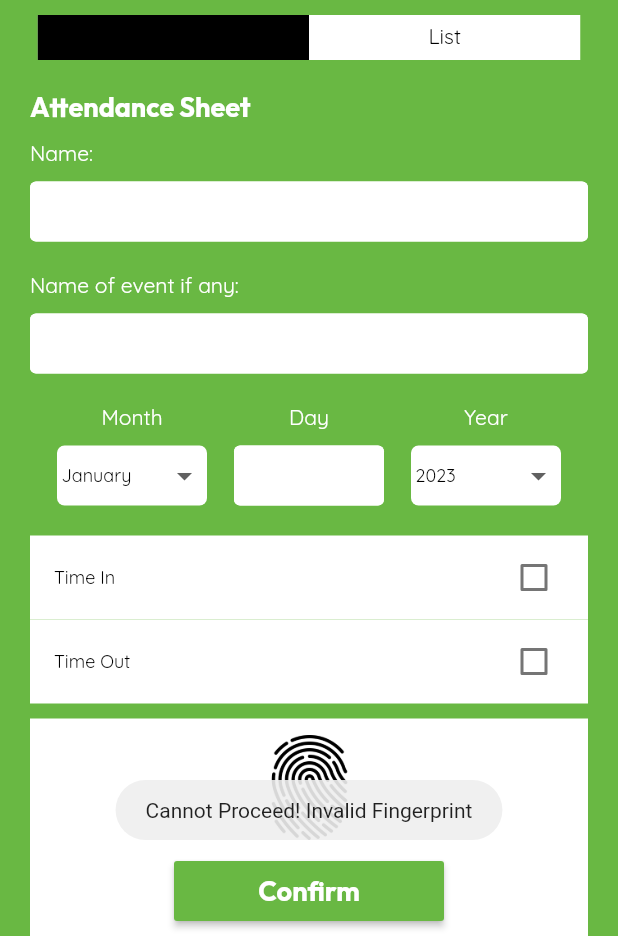
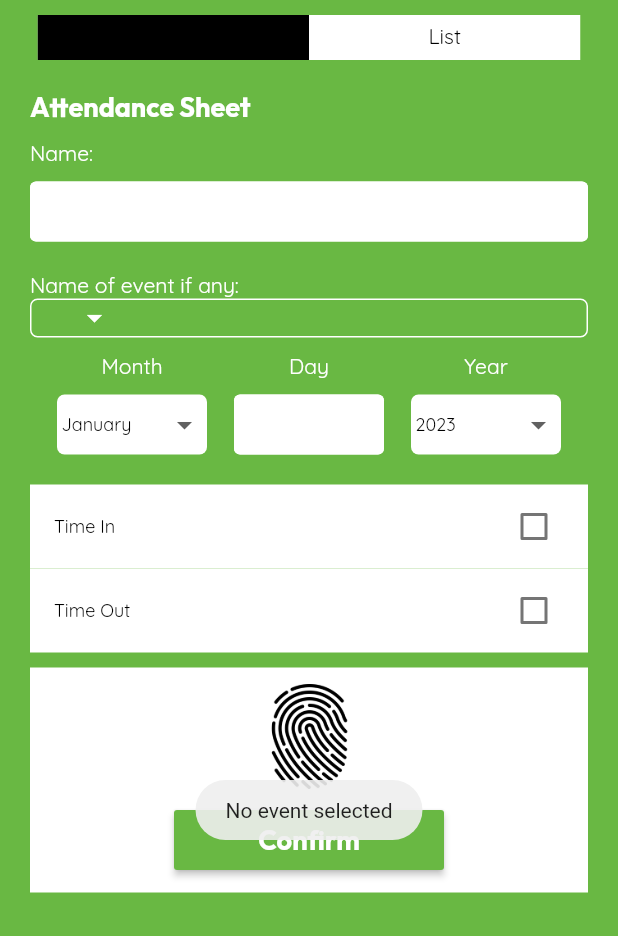
Before and after one commit to lansoyyy/biometrics_attendance_monitoring, a Flutter app: the HomeScreen screen opened directly, after a tap on "Confirm", on a phone screen of 412 x 824 dp, the part 300-1236 px from its top. Run offline on Flutter 3.47's test engine with Material 2 defaults, Android fonts, the phone set to English and light mode, and no system bars; our stand-ins replace cloud_firestore, firebase_auth, firebase_core, fluttertoast, get_storage, local_auth; accounts and stored records are empty.

Commit message:
wip add attendance func

```diff
--- a/lib/screens/tabs/attendance_tab.dart
+++ b/lib/screens/tabs/attendance_tab.dart
@@ -1,6 +1,8 @@
 import 'package:biometrics_attendance/screens/home_screen.dart';
 import 'package:biometrics_attendance/services/add_attendance.dart';
+import 'package:biometrics_attendance/utils/colors.dart';
 import 'package:biometrics_attendance/widgets/text_widget.dart';
+import 'package:cloud_firestore/cloud_firestore.dart';
 import 'package:flutter/material.dart';
 import 'package:fluttertoast/fluttertoast.dart';
 import 'package:flutter/services.dart';
@@ -8,6 +10,8 @@ import 'package:local_auth/local_auth.dart';
 import '../../widgets/button_widget.dart';
 
 class AttendanceTab extends StatefulWidget {
+  const AttendanceTab({super.key});
+
   @override
   State<AttendanceTab> createState() => _AttendanceTabState();
 }
@@ -101,6 +105,9 @@ class _AttendanceTabState extends State<AttendanceTab> {
     print(authenticated);
   }
 
+  String selectedItem = '';
+  int dropValue = 0;
+
   @override
   Widget build(BuildContext context) {
     return Padding(
@@ -145,29 +152,80 @@ class _AttendanceTabState extends State<AttendanceTab> {
                 text: 'Name of event if any:',
                 fontSize: 14,
                 color: Colors.white),
-            Padding(
-              padding: const EdgeInsets.fromLTRB(0, 10, 0, 10),
+            StreamBuilder<QuerySnapshot>(
+                stream: FirebaseFirestore.instance
+                    .collection('Event')
+                    .where('day', isEqualTo: DateTime.now().day)
+                    .where('month', isEqualTo: DateTime.now().month)
+                    .where('year', isEqualTo: DateTime.now().year)
+                    .snapshots(),
+                builder: (BuildContext context,
+                    AsyncSnapshot<QuerySnapshot> snapshot) {
+                  if (snapshot.hasError) {
+                    print('error');
+                    return const Center(child: Text('Error'));
+                  }
+                  if (snapshot.connectionState == ConnectionState.waiting) {
+                    print('waiting');
+                    return const Padding(
+                      padding: EdgeInsets.only(top: 50),
+                      child: Center(
+                          child: CircularProgressIndicator(
+                        color: Colors.black,
+                      )),
+                    );
+                  }
+
+                  final data = snapshot.requireData;
+
+                  return Container(
+                    width: double.infinity,
+                    decoration: BoxDecoration(
+                        border: Border.all(
+                          color: Colors.white,
+                        ),
+                        borderRadius: BorderRadius.circular(5)),
+                    child: Padding(
+                      padding: const EdgeInsets.only(left: 30, right: 30),
+                      child: DropdownButton(
+                        iconEnabledColor: Colors.white,
+                        iconDisabledColor: Colors.white,
+                        dropdownColor: primary,
+                        underline: const SizedBox(),
+                        value: dropValue,
+                        items: [
+                          for (int i = 0; i < data.docs.length; i++)
+                            DropdownMenuItem(
+                              onTap: () {
+                                nameOfEvent = data.docs[i]['name'];
+                              },
+                              value: i,
+                              child: Center(
                                 child: SizedBox(
-                height: 40,
-                child: TextFormField(
+                                  width: 225,
+                                  child: Padding(
+                                    padding: const EdgeInsets.all(5.0),
+                                    child: Text(
+                                      data.docs[i]['name'],
                                       style: const TextStyle(
-                      color: Colors.black, fontFamily: 'Quicksand'),
-                  onChanged: (value) {
-                    nameOfEvent = value;
-                  },
-                  decoration: const InputDecoration(
-                    fillColor: Colors.white,
-                    filled: true,
-                    enabledBorder: OutlineInputBorder(
-                      borderSide: BorderSide(width: 1, color: Colors.white),
-                    ),
-                    focusedBorder: OutlineInputBorder(
-                      borderSide: BorderSide(width: 1, color: Colors.black),
+                                          color: Colors.white,
+                                          fontFamily: 'QBold',
+                                          fontSize: 14),
                                     ),
                                   ),
                                 ),
                               ),
+                            )
+                        ],
+                        onChanged: (newValue) {
+                          setState(() {
+                            dropValue = int.parse(newValue.toString());
+                          });
+                        },
                       ),
+                    ),
+                  );
+                }),
             const SizedBox(
               height: 10,
             ),
@@ -356,12 +414,17 @@ class _AttendanceTabState extends State<AttendanceTab> {
                     ),
                     ButtonWidget(
                         onPressed: () {
+                          print(nameOfEvent);
+                          if (nameOfEvent == '') {
+                            Fluttertoast.showToast(msg: 'No event selected');
+                          } else {
                             if (authenticated) {
                               Fluttertoast.showToast(
                                   msg: 'Attendance Added Succesfully!');
                               Navigator.of(context).pushReplacement(
                                   MaterialPageRoute(
-                                    builder: (context) => HomeScreen()));
+                                      builder: (context) =>
+                                          const HomeScreen()));
                               if (_timeIn == true) {
                                 addAttendance(name, '$month/$day/$year',
                                     nameOfEvent, 'Time In');
@@ -372,6 +435,7 @@ class _AttendanceTabState extends State<AttendanceTab> {
                             } else {
                               Fluttertoast.showToast(
                                   msg: 'Cannot Proceed! Invalid Fingerprint');
+                            }
                           }
                         },
                         text: 'Confirm')
```
Lines whose indentation alone changed are shown as unchanged.
